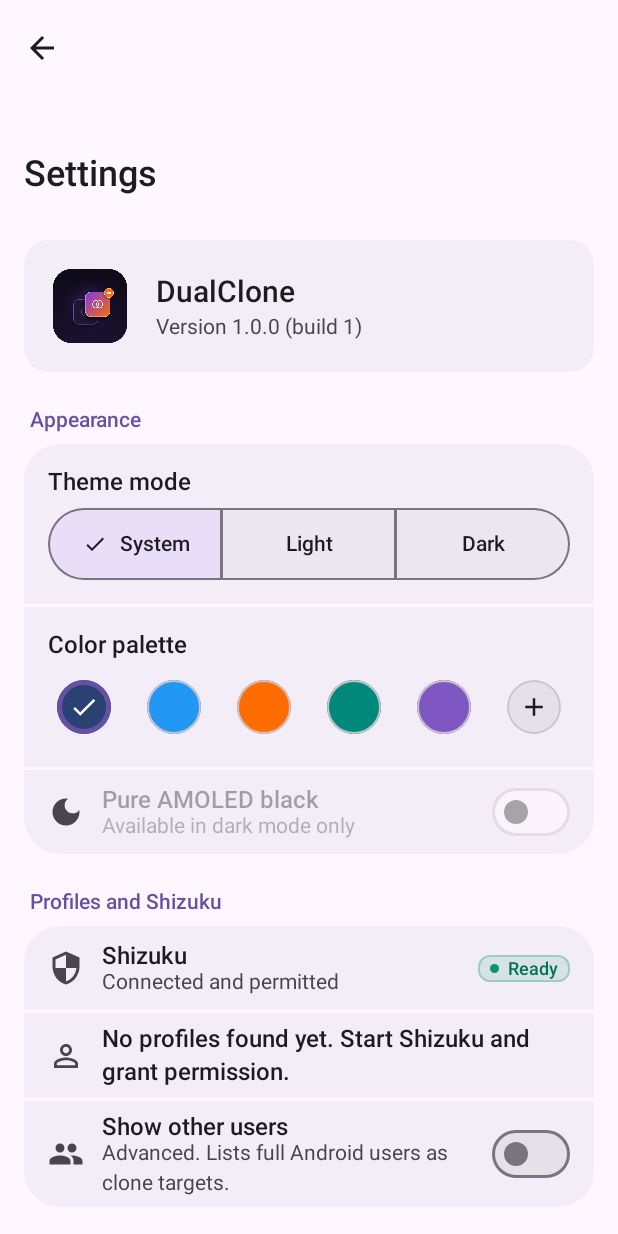
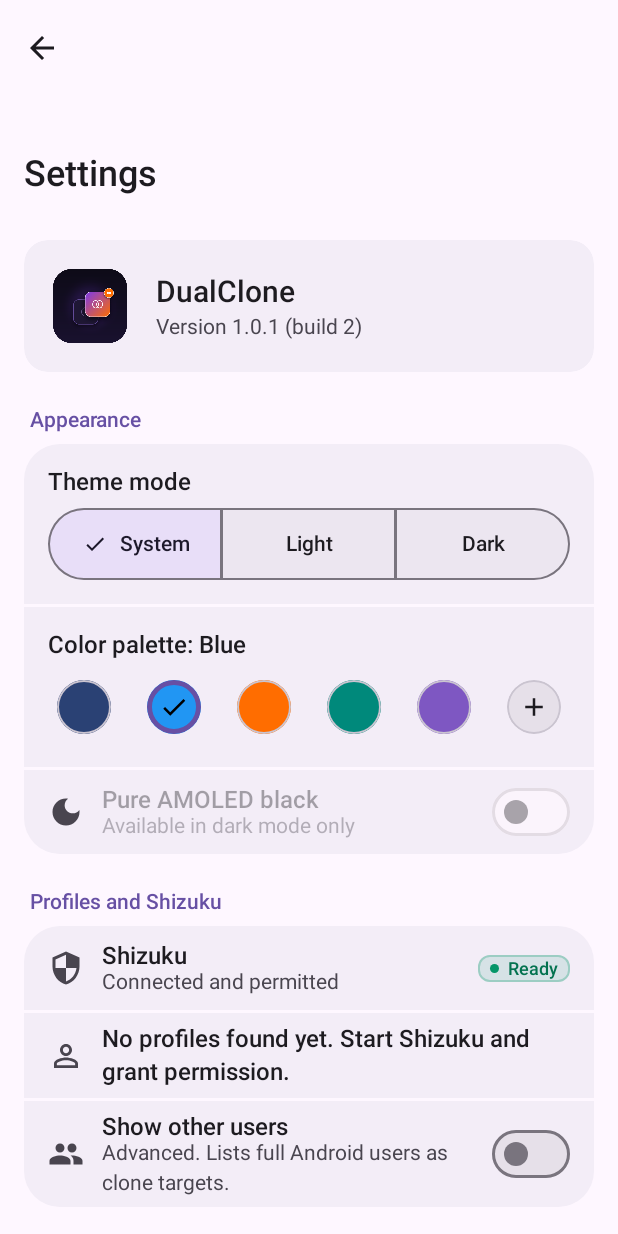
Before and after one commit to Arora-Sir/DualClone, an Android app built with Jetpack Compose: the composable SettingsRoute shown on its own in the app's theme, on a phone screen of 412 x 824 dp. Run offline under Robolectric (Android 15) with nearby library versions, the light colour scheme and no system bars; our stand-ins replace Dagger/Hilt's generated code, Timber; libraries missing offline, so code that uses them is left out: rikka.shizuku; 8 statements that could not run were skipped.

Commit message:
feat(ui): start with the Blue accent and name the selected color
New installs start with Blue instead of the wallpaper color, and the Settings title now reads Color palette followed by the selected color. The preset formerly called One UI is called Blue. Docs are folded together (CONTEXT into ARCHITECTURE, the screenshot guide into CONTRIBUTING), KSP moves to 2.3.12 and Dependabot now groups minor updates monthly and skips major versions. Version 1.0.1.

```diff
--- a/app/build.gradle.kts
+++ b/app/build.gradle.kts
@@ -16,8 +16,8 @@ android {
         applicationId = "com.mohitarora.dualclone"
         minSdk = 28
         targetSdk = 36
-        versionCode = 1
-        versionName = "1.0.0"
+        versionCode = 2
+        versionName = "1.0.1"
 
         testInstrumentationRunner = "com.mohitarora.dualclone.e2e.HiltTestRunner"
     }
--- a/app/src/main/java/com/mohitarora/dualclone/ui/screen/settings/AppearanceSection.kt
+++ b/app/src/main/java/com/mohitarora/dualclone/ui/screen/settings/AppearanceSection.kt
@@ -71,6 +71,7 @@ fun AppearanceSection(
     }
     val dots = layout.quick.map { cellFor(it) }
     val extra = if (theme.preset !in layout.quick) cellFor(theme.preset) else null
+    val selectedName = (dots + listOfNotNull(extra)).firstOrNull { it.id == theme.preset.name }?.label.orEmpty()
 
     DcSettingsGroup(header = stringResource(R.string.settings_section_appearance), modifier = modifier) {
         Column(modifier = Modifier.padding(DcSpacing.lg)) {
@@ -91,7 +92,7 @@ fun AppearanceSection(
         DcSettingsDivider()
         Column(modifier = Modifier.padding(DcSpacing.lg)) {
             Text(
-                text = stringResource(R.string.appearance_palette_title),
+                text = stringResource(R.string.appearance_palette_title_selected, selectedName),
                 style = MaterialTheme.typography.titleMedium,
                 modifier = Modifier
                     .semantics { heading() }
--- a/app/src/main/java/com/mohitarora/dualclone/ui/theme/ThemePreferences.kt
+++ b/app/src/main/java/com/mohitarora/dualclone/ui/theme/ThemePreferences.kt
@@ -25,7 +25,12 @@ enum class ThemePreset(
     CRIMSON_RED(R.string.theme_preset_red, Color(0xFFE53935)),
     OCEAN_CYAN(R.string.theme_preset_cyan, Color(0xFF00ACC1)),
     FOREST_GREEN(R.string.theme_preset_green, Color(0xFF388E3C)),
-    CUSTOM(R.string.theme_preset_custom, Color(DEFAULT_CUSTOM_HEX))
+    CUSTOM(R.string.theme_preset_custom, Color(DEFAULT_CUSTOM_HEX));
+
+    companion object {
+        // NOTE: Blue first, because a wallpaper accent can be a pale or muddy color. Wallpaper stays one tap away in the row.
+        val DEFAULT = ONE_UI_BLUE
+    }
 }
 
 enum class ThemeMode(@StringRes val labelRes: Int) {
@@ -35,7 +40,7 @@ enum class ThemeMode(@StringRes val labelRes: Int) {
 }
 
 data class ThemeConfig(
-    val preset: ThemePreset = ThemePreset.DYNAMIC_MONET,
+    val preset: ThemePreset = ThemePreset.DEFAULT,
     val isPureBlack: Boolean = false,
     val customColorHex: Long = DEFAULT_CUSTOM_HEX,
     val mode: ThemeMode = ThemeMode.SYSTEM
@@ -54,8 +59,8 @@ class ThemePreferences(context: Context) {
 
     private fun loadConfig(): ThemeConfig {
         val preset = runCatching {
-            ThemePreset.valueOf(prefs.getString(KEY_PRESET, null) ?: ThemePreset.DYNAMIC_MONET.name)
-        }.getOrDefault(ThemePreset.DYNAMIC_MONET)
+            ThemePreset.valueOf(prefs.getString(KEY_PRESET, null) ?: ThemePreset.DEFAULT.name)
+        }.getOrDefault(ThemePreset.DEFAULT)
         val mode = runCatching {
             ThemeMode.valueOf(prefs.getString(KEY_MODE, null) ?: ThemeMode.SYSTEM.name)
         }.getOrDefault(ThemeMode.SYSTEM)
--- a/app/src/main/res/values/strings.xml
+++ b/app/src/main/res/values/strings.xml
@@ -17,7 +17,7 @@
     <!-- Theme -->
     <string name="theme_preset_wallpaper">Wallpaper</string>
     <string name="theme_preset_default">Default</string>
-    <string name="theme_preset_one_ui">One UI</string>
+    <string name="theme_preset_one_ui">Blue</string>
     <string name="theme_preset_orange">Orange</string>
     <string name="theme_preset_emerald">Emerald</string>
     <string name="theme_preset_purple">Purple</string>
@@ -57,6 +57,7 @@
 
     <string name="appearance_mode_title">Theme mode</string>
     <string name="appearance_palette_title">Color palette</string>
+<string name="appearance_palette_title_selected">Color palette: %1$s</string>
     <string name="appearance_amoled_title">Pure AMOLED black</string>
     <string name="appearance_amoled_summary">True black backgrounds for OLED displays</string>
     <string name="appearance_amoled_disabled">Available in dark mode only</string>
--- a/gradle/libs.versions.toml
+++ b/gradle/libs.versions.toml
@@ -1,7 +1,7 @@
 [versions]
 agp = "8.13.0"
 kotlin = "2.2.21"
-ksp = "2.3.2"
+ksp = "2.3.12"
 compose-bom = "2025.09.01"
 room = "2.8.4"
 hilt = "2.57.2"
```
Also changed, not shown: 9 other files.
